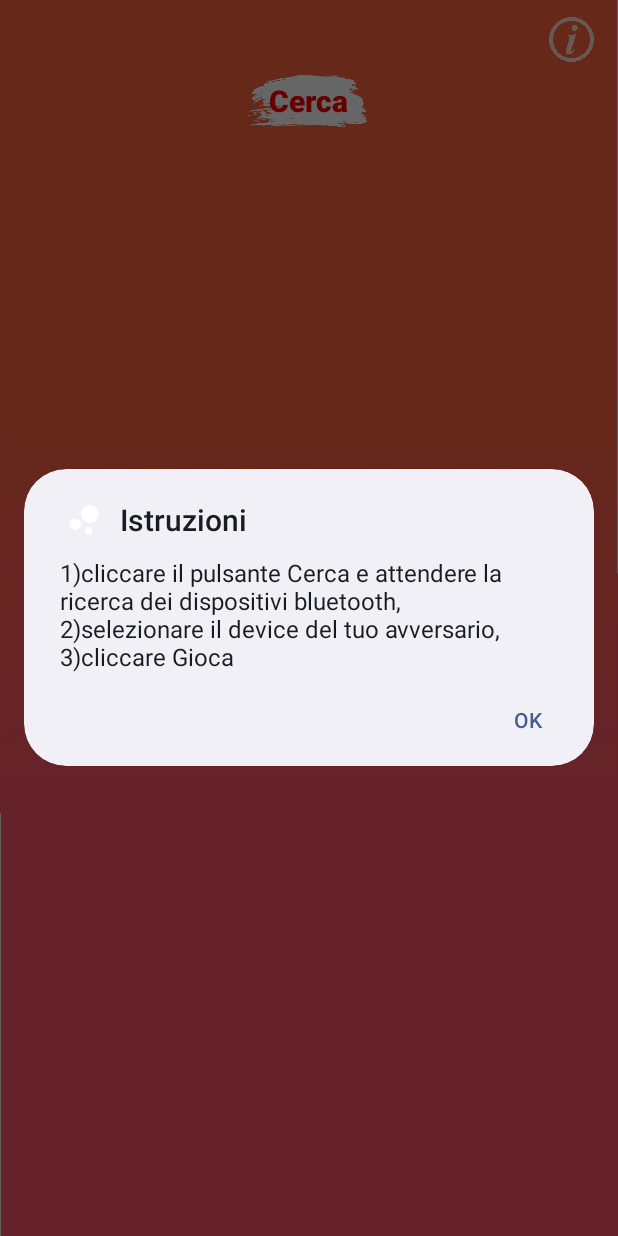
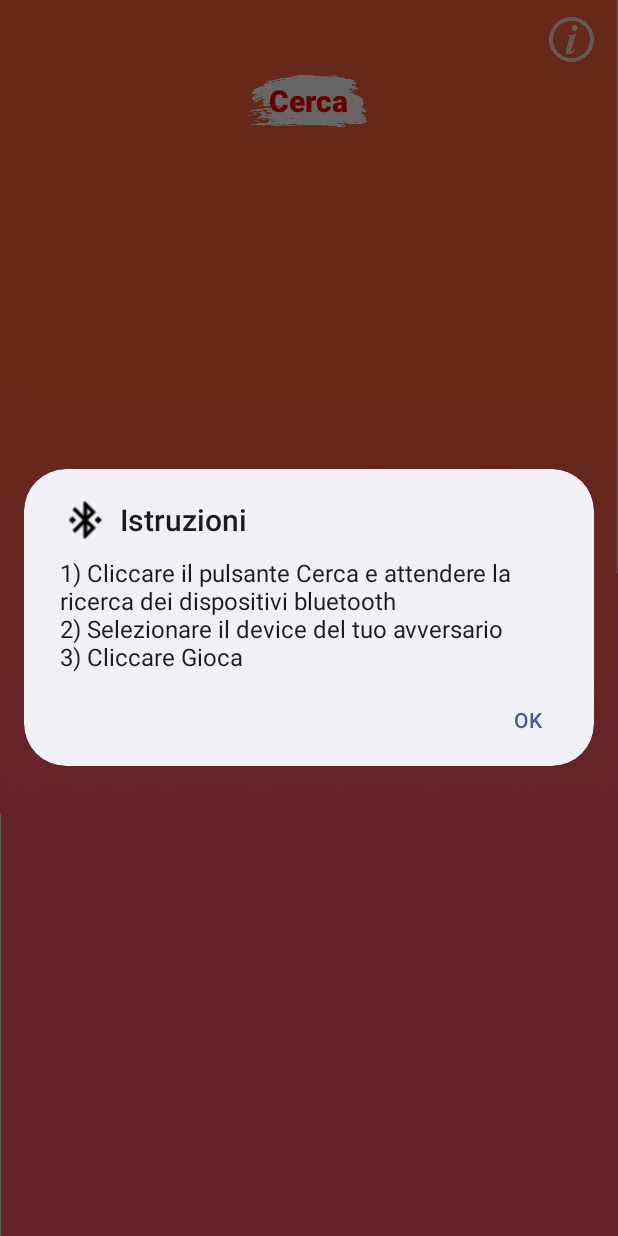
Before and after one commit to bolopenguin/App_TicTacToe_Android, an Android app: the GestioneBluetooth screen opened directly, with no data from a screen before it, after a tap on an icon or button, on a phone screen of 412 x 824 dp. Run offline under Robolectric (Android 15) with nearby library versions, the phone set to English and light mode, and no system bars; Roboto replaces fonts that are not available here.

Commit message:
sistemato i dialog

```diff
--- a/app/src/main/java/com/example/progettoandroid/GestioneBluetooth.java
+++ b/app/src/main/java/com/example/progettoandroid/GestioneBluetooth.java
@@ -188,11 +188,11 @@ public class GestioneBluetooth extends AppCompatActivity
     public void Info (View view){
         AlertDialog.Builder alertDialogBuilder = new AlertDialog.Builder(this, AlertDialog.THEME_DEVICE_DEFAULT_LIGHT);
         alertDialogBuilder.setTitle("Istruzioni");
-        alertDialogBuilder.setIcon(R.drawable.bubble);
-        alertDialogBuilder.setMessage("1)cliccare il pulsante Cerca e attendere la ricerca dei dispositivi bluetooth," +
+        alertDialogBuilder.setIcon(R.drawable.bluetoothconnection);
+        alertDialogBuilder.setMessage("1) Cliccare il pulsante Cerca e attendere la ricerca dei dispositivi bluetooth" +
 
-                "\n2)selezionare il device del tuo avversario," +
-                "\n3)cliccare Gioca");
+                "\n2) Selezionare il device del tuo avversario" +
+                "\n3) Cliccare Gioca");
         alertDialogBuilder.setPositiveButton("Ok",
                 new DialogInterface.OnClickListener() {
                     @Override
--- a/app/src/main/java/com/example/progettoandroid/MainActivity.java
+++ b/app/src/main/java/com/example/progettoandroid/MainActivity.java
@@ -713,10 +713,9 @@ public class MainActivity extends AppCompatActivity
         alertDialogBuilder.setIcon(R.drawable.bluetoothconnection);
         alertDialogBuilder.setMessage("1)Decidere chi tra te e i tuo avversario inizia a giocare," +
 
-                "\n2)Colui che inizia sarà giocatore 1 e l'altro giocatore 2," +
+                "\n2)Colui che inizia sarà la X e l'altro giocatore il O," +
                 "\n3)Vince il giocatore che riesce a disporre tre dei propri simboli in linea retta orizzontale, verticale o diagonale"+
-                "\n4)Per continuare il gioco cliccate entrambi Rivincita, in ogni caso il punteggio continuerà ad essere presente nella parte altra dello schermo"+
-                "\nATTENZIONE!!! NON CLICCARE NESSUN BOTTONE ALL'INFUORI DI QUELLI PRESENTI NELL'AREA DI GIOCO");
+                "\n4)Per continuare il gioco cliccate entrambi Rivincita, in ogni caso il punteggio continuerà ad essere presente nella parte altra dello schermo");
         alertDialogBuilder.setPositiveButton("Ok",
                 new DialogInterface.OnClickListener() {
                     @Override
--- a/app/src/main/res/drawable-anydpi-v24/bubble.xml
+++ /dev/null
@@ -1,19 +0,0 @@
-<vector xmlns:android="http://schemas.android.com/apk/res/android"
-    android:width="24dp"
-    android:height="24dp"
-    android:viewportWidth="26.086956"
-    android:viewportHeight="26.086956"
-    android:tint="#FFFFFF">
-  <group android:translateX="1.0434783"
-      android:translateY="1.0434783">
-      <path
-          android:fillColor="#FF000000"
-          android:pathData="M7.2,14.4m-3.2,0a3.2,3.2 0,1 1,6.4 0a3.2,3.2 0,1 1,-6.4 0"/>
-      <path
-          android:fillColor="#FF000000"
-          android:pathData="M14.8,18m-2,0a2,2 0,1 1,4 0a2,2 0,1 1,-4 0"/>
-      <path
-          android:fillColor="#FF000000"
-          android:pathData="M15.2,8.8m-4.8,0a4.8,4.8 0,1 1,9.6 0a4.8,4.8 0,1 1,-9.6 0"/>
-  </group>
-</vector>
```
Also changed, not shown: app/src/main/res/drawable-anydpi-v24/bluetoothconnection.xml (deleted, +0 -13 lines), app/src/main/res/drawable-hdpi/bluetoothconnection.png (deleted), app/src/main/res/drawable-hdpi/bubble.png (deleted), app/src/main/res/drawable-mdpi/bluetoothconnection.png (deleted), app/src/main/res/drawable-mdpi/bubble.png (deleted), app/src/main/res/drawable-xhdpi/bluetoothconnection.png (deleted), app/src/main/res/drawable-xhdpi/bubble.png (deleted), app/src/main/res/drawable-xxhdpi/bluetoothconnection.png (deleted), app/src/main/res/drawable-xxhdpi/bubble.png (deleted), app/src/main/res/drawable/bluetoothconnection.png (added).
